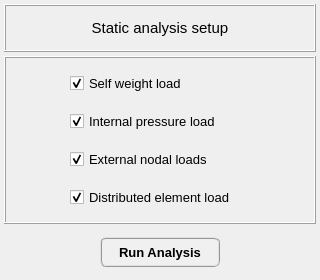
Above: pulse/interface/data/ui_files/analysis/structural/static_analysis.ui from open-pulse/OpenPulse before the change. Below: the same form after it.
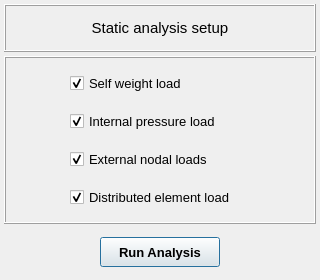
That is the form after the change. Icons and pictures are not drawn.

```diff
--- a/pulse/interface/data/ui_files/analysis/structural/static_analysis.ui
+++ b/pulse/interface/data/ui_files/analysis/structural/static_analysis.ui
@@ -206,10 +206,7 @@
          </font>
         </property>
         <property name="styleSheet">
-         <string notr="true">QPushButton{border-radius: 6px; border-color: rgb(150, 150, 150); border-style: ridge; border-width: 2px; color: rgb(0, 0, 0); background-color: rgb(240, 240, 240)}
-QPushButton:hover{border-radius: 6px; border-color: rgb(0, 170, 255); border-style: ridge; border-width: 2px; color: rgb(0, 0, 0); background-color: rgba(174, 213, 255, 100)}
-QPushButton:pressed{border-radius: 6px; border-color: rgb(0, 170, 255); border-style: ridge; border-width: 2px; color: rgb(0, 0, 0); background-color: rgb(174, 213, 255)}
-QPushButton:disabled{border-radius: 6px; border-color: rgb(150, 150, 150); border-style: ridge; border-width: 0px; color: rgb(150,150, 150); background-color: rgb(220, 220, 220)}</string>
+         <string notr="true"/>
         </property>
         <property name="text">
          <string>Run Analysis</string>
```
